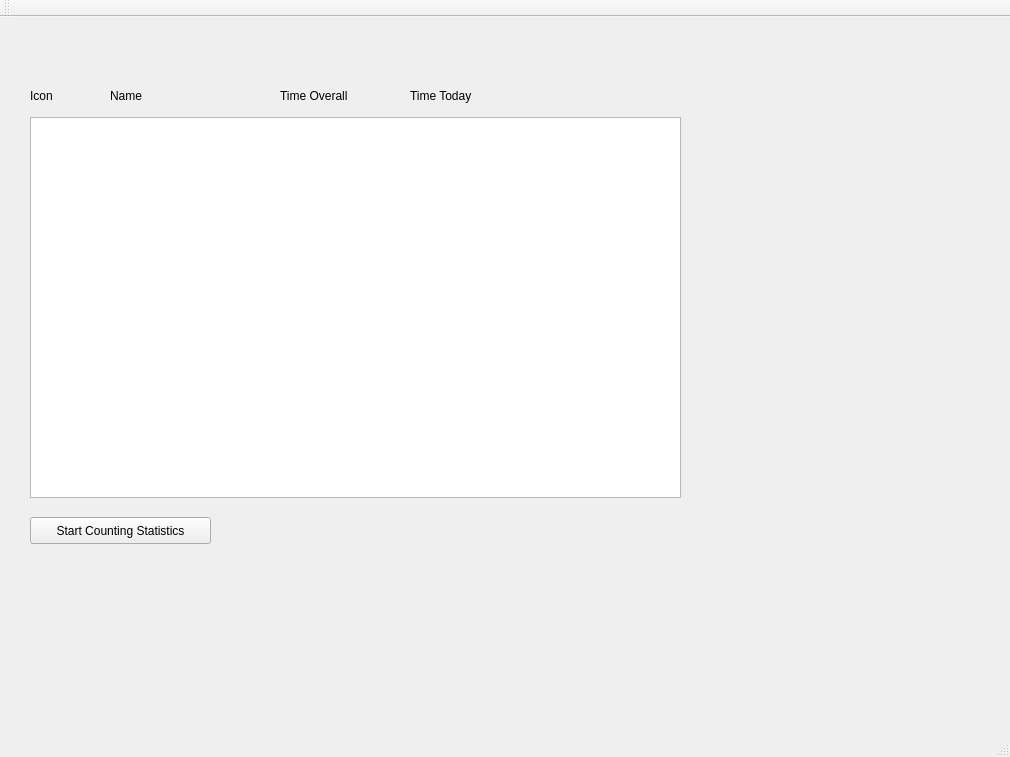
This is mainwindow.ui in PatrykIT/Automatic-Time-Tracking as Qt 5 draws it before an edit. The edited form follows.
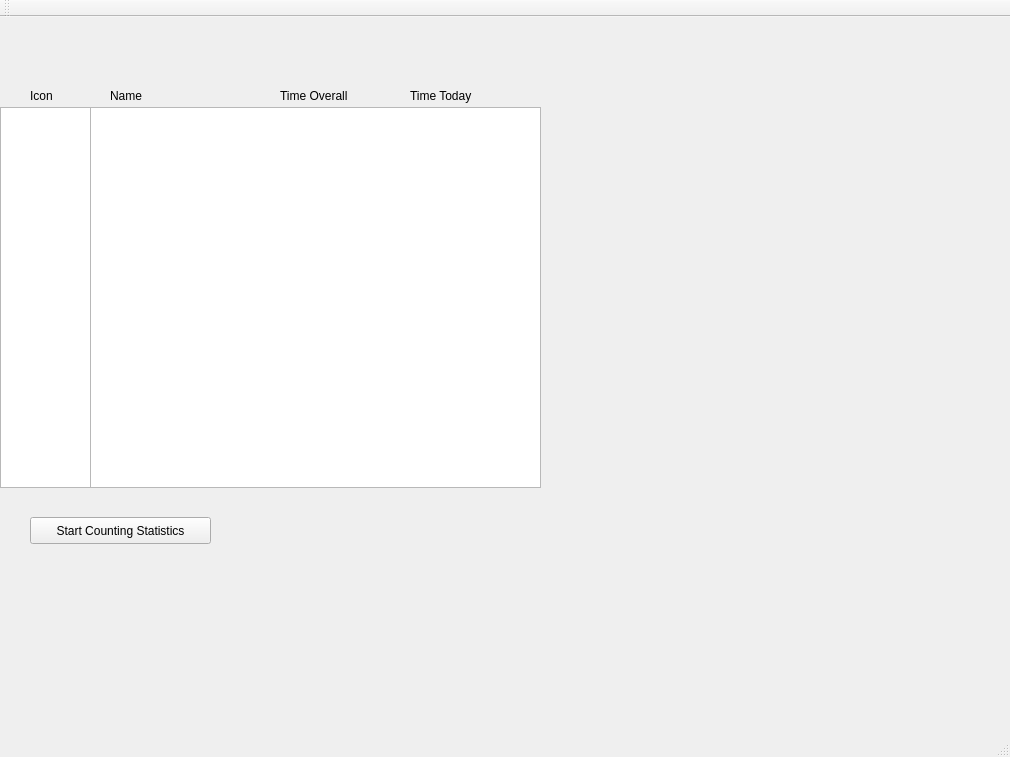
This is the edited form.

```diff
--- a/mainwindow.ui
+++ b/mainwindow.ui
@@ -30,9 +30,9 @@
    <widget class="QGraphicsView" name="ItemIcon">
     <property name="geometry">
      <rect>
-      <x>30</x>
-      <y>100</y>
-      <width>651</width>
+      <x>0</x>
+      <y>90</y>
+      <width>91</width>
       <height>381</height>
      </rect>
     </property>
@@ -89,6 +89,16 @@
      <string>Icon</string>
     </property>
    </widget>
+   <widget class="QTextBrowser" name="Statistics_Browser">
+    <property name="geometry">
+     <rect>
+      <x>90</x>
+      <y>90</y>
+      <width>451</width>
+      <height>381</height>
+     </rect>
+    </property>
+   </widget>
   </widget>
   <widget class="QMenuBar" name="menuBar">
    <property name="geometry">
```
